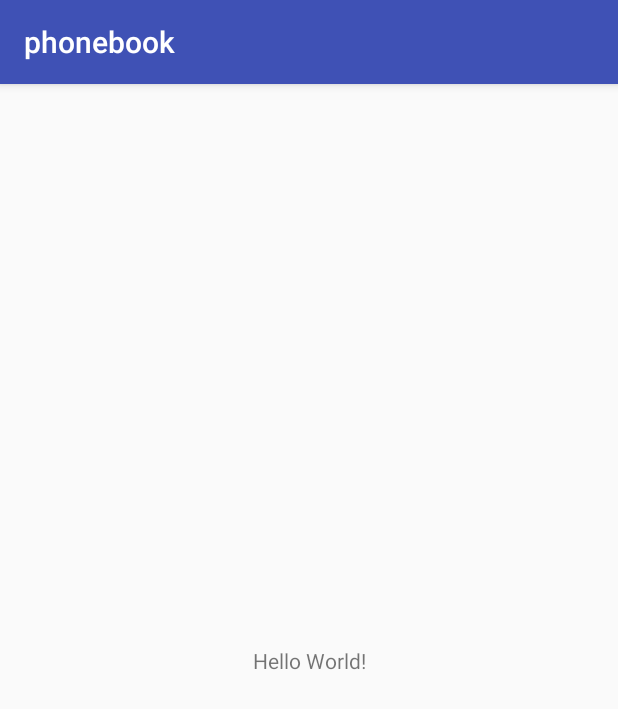
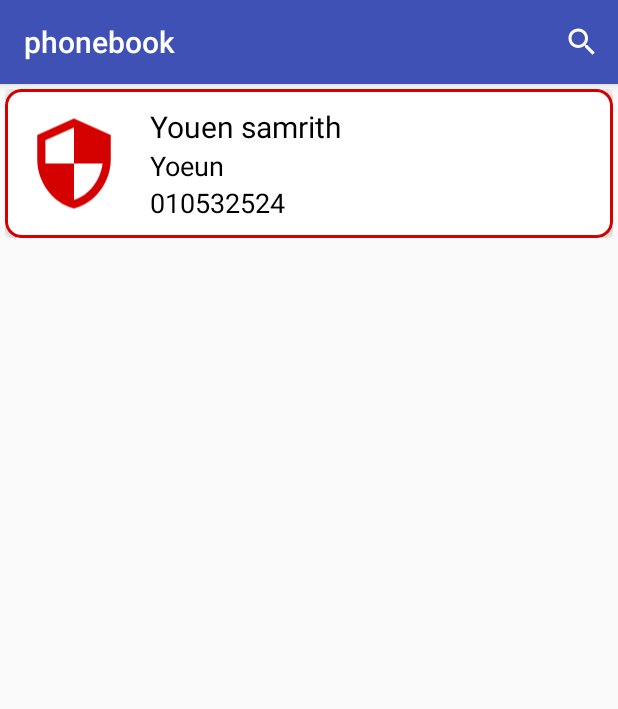
Before and after one commit to samrithyoeun/phonebook, an Android app: the screen it shows after launch (MainActivity), on a phone screen of 412 x 824 dp. Shown: the top 709 px of the screen. Run offline under Robolectric (Android 15) with nearby library versions, the phone set to English and light mode, and no system bars.

Commit message:
add the todo list

```diff
--- a/app/src/main/java/com/fluffy/sam/phonebook/Contact.java
+++ b/app/src/main/java/com/fluffy/sam/phonebook/Contact.java
@@ -4,20 +4,19 @@ package com.fluffy.sam.phonebook;
  * Created by samrith on 24/1/18.
  */
 
-public class Contact {
+public class Contact{
 
     public String engname;
     public String khname;
     public String phone;
     public String type;
-    public String photo;
+
     public String image;
 
-    public Contact(String engname, String khname, String phone, String photo, String image) {
+    public Contact(String engname, String khname, String phone, String image) {
         this.engname = engname;
         this.khname = khname;
         this.phone = phone;
-        this.photo = photo;
         this.image = image;
     }
 }
--- a/app/src/main/java/com/fluffy/sam/phonebook/MainActivity.java
+++ b/app/src/main/java/com/fluffy/sam/phonebook/MainActivity.java
@@ -1,20 +1,98 @@
 package com.fluffy.sam.phonebook;
 
+import android.app.SearchManager;
+import android.content.Context;
 import android.support.v7.app.AppCompatActivity;
 import android.os.Bundle;
+import android.support.v7.widget.LinearLayoutManager;
+import android.support.v7.widget.RecyclerView;
+import android.support.v7.widget.SearchView;
+import android.view.Menu;
+import android.view.MenuItem;
+
+import java.util.ArrayList;
 
 
 /*Todo: mainActivity
- * add the listview in layout resource
- * add the search bar in the layout
- * add list to the layout
+ * create new class to read database
+ * change the layout of each row, it is quite ugly now
+ * change the color of the theme
+ * create the splash screen
+ * add the intent to call in main actitvity
  */
 
 public class MainActivity extends AppCompatActivity {
+
+    private SearchView searchView;
+    private ArrayList<Contact> RowItemList = new ArrayList<>();
+    private RecyclerView recyclerView;
+    private RowAdapter mAdapter;
 
     @Override
     protected void onCreate(Bundle savedInstanceState) {
         super.onCreate(savedInstanceState);
         setContentView(R.layout.activity_main);
+        RowItemList.add(new Contact("Yoeun","Youen samrith","010532524","police"));
+        recyclerView = (RecyclerView) findViewById(R.id.contactList);
+        mAdapter = new RowAdapter(getApplicationContext(), RowItemList);
+        RecyclerView.LayoutManager mLayoutManager = new LinearLayoutManager(getApplicationContext());
+        recyclerView.setLayoutManager(mLayoutManager);
+        recyclerView.setAdapter(mAdapter);
+    }
+
+    @Override
+    public boolean onCreateOptionsMenu(Menu menu) {
+        getMenuInflater().inflate(R.menu.menu, menu);
+
+        // Associate searchable configuration with the SearchView
+        SearchManager searchManager = (SearchManager) getSystemService(Context.SEARCH_SERVICE);
+        searchView = (SearchView) menu.findItem(R.id.action_search)
+                .getActionView();
+        searchView.setSearchableInfo(searchManager
+                .getSearchableInfo(getComponentName()));
+        searchView.setMaxWidth(Integer.MAX_VALUE);
+
+        // listening to search query text change
+        searchView.setOnQueryTextListener(new SearchView.OnQueryTextListener() {
+            @Override
+            public boolean onQueryTextSubmit(String query) {
+                // filter recycler view when query submitted
+                mAdapter.getFilter().filter(query);
+                return false;
+            }
+
+            @Override
+            public boolean onQueryTextChange(String query) {
+                // filter recycler view when text is changed
+                mAdapter.getFilter().filter(query);
+                return false;
+            }
+        });
+        return true;
+    }
+
+    @Override
+    public boolean onOptionsItemSelected(MenuItem item) {
+        // Handle action bar item clicks here. The action bar will
+        // automatically handle clicks on the Home/Up button, so long
+        // as you specify a parent activity in AndroidManifest.xml.
+        int id = item.getItemId();
+
+        //noinspection SimplifiableIfStatement
+        if (id == R.id.action_search) {
+            return true;
+        }
+
+        return super.onOptionsItemSelected(item);
+    }
+
+    @Override
+    public void onBackPressed() {
+        // close search view on back button pressed
+        if (!searchView.isIconified()) {
+            searchView.setIconified(true);
+            return;
+        }
+        super.onBackPressed();
     }
 }
--- a/app/src/main/java/com/fluffy/sam/phonebook/RowAdapter.java
+++ b/app/src/main/java/com/fluffy/sam/phonebook/RowAdapter.java
@@ -65,7 +65,7 @@ public class RowAdapter extends RecyclerView.Adapter<RowAdapter.itemViewHolder>
             holder.khname.setText(listFiltered.get(position).khname);
             holder.phone.setText(listFiltered.get(position).phone);
 
-            Uri uri = Uri.parse("android.resource://"+context.getPackageName()+"/drawable/"+listFiltered.get(position).photo);
+            Uri uri = Uri.parse("android.resource://"+context.getPackageName()+"/drawable/"+listFiltered.get(position).image);
             try{
                 holder.logo.setImageURI(uri);
 
@@ -75,7 +75,7 @@ public class RowAdapter extends RecyclerView.Adapter<RowAdapter.itemViewHolder>
         } else {
             holder.txtNameRow1.setText(listFiltered.get(position).engname+"--"+rowItem.get(position).type );
 
-            Uri uri = Uri.parse("android.resource://"+context.getPackageName()+"/drawable/"+listFiltered.get(position).photo);
+            Uri uri = Uri.parse("android.resource://"+context.getPackageName()+"/drawable/"+listFiltered.get(position).image);
             try{
                 holder.logo.setImageURI(uri);
 
--- a/app/src/main/res/layout/activity_main.xml
+++ b/app/src/main/res/layout/activity_main.xml
@@ -5,15 +5,14 @@
     android:layout_width="match_parent"
     android:layout_height="match_parent"
     tools:context="com.fluffy.sam.phonebook.MainActivity">
+    <android.support.v7.widget.RecyclerView
+        android:layout_width="match_parent"
+        android:layout_height="match_parent"
+        android:id="@+id/contactList"
+    />
 
-    <TextView
-        android:layout_width="wrap_content"
-        android:layout_height="wrap_content"
-        android:text="Hello World!"
-        app:layout_constraintBottom_toBottomOf="parent"
-        app:layout_constraintLeft_toLeftOf="parent"
-        app:layout_constraintRight_toRightOf="parent"
-        app:layout_constraintTop_toTopOf="parent" />
+
+
 
 
 
--- /dev/null
+++ b/app/src/main/res/menu/menu.xml
@@ -0,0 +1,11 @@
+<menu xmlns:android="http://schemas.android.com/apk/res/android"
+    xmlns:app="http://schemas.android.com/apk/res-auto">
+
+    <item
+        android:id="@+id/action_search"
+        android:icon="@drawable/search"
+        android:orderInCategory="100"
+        android:title="Search..."
+        app:showAsAction="always"
+        app:actionViewClass="android.support.v7.widget.SearchView" />
+</menu>
--- a/build.gradle
+++ b/build.gradle
@@ -7,7 +7,7 @@ buildscript {
         jcenter()
     }
     dependencies {
-        classpath 'com.android.tools.build:gradle:3.0.1'
+        classpath 'com.android.tools.build:gradle:3.1.0'
 
 
         // NOTE: Do not place your application dependencies here; they belong
```
Also changed, not shown: app/build.gradle (+5 -4 lines), app/src/main/java/com/fluffy/sam/phonebook/RowItem.java (deleted, +0 -79 lines), app/src/main/res/drawable/search.png (added), gradle/wrapper/gradle-wrapper.properties.
